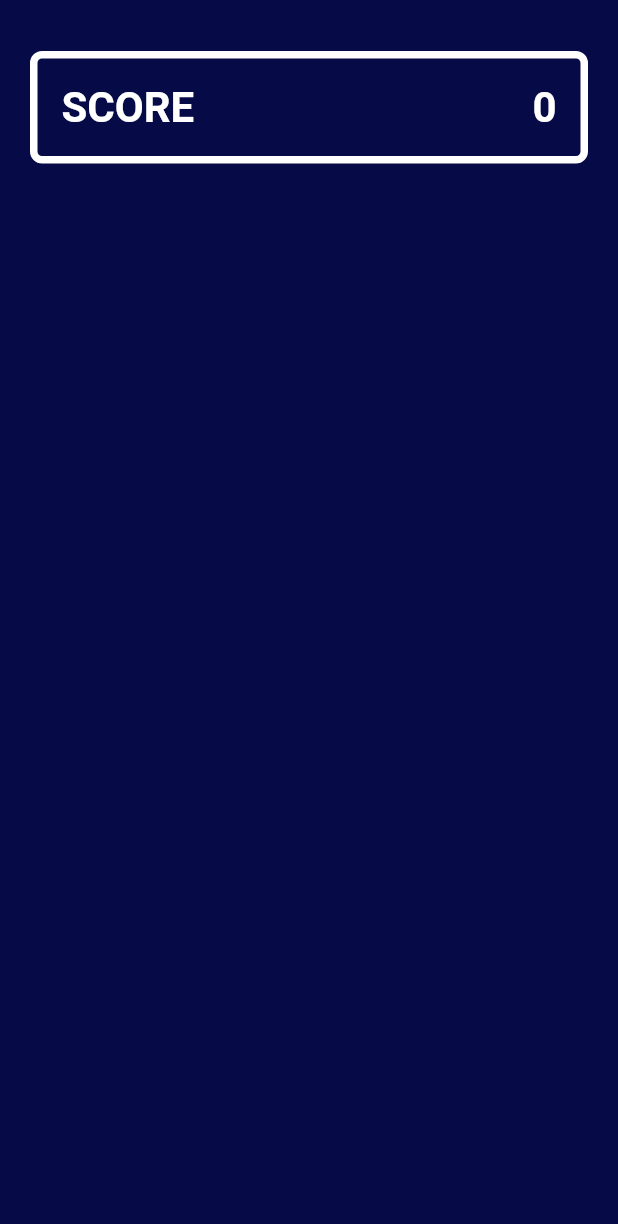
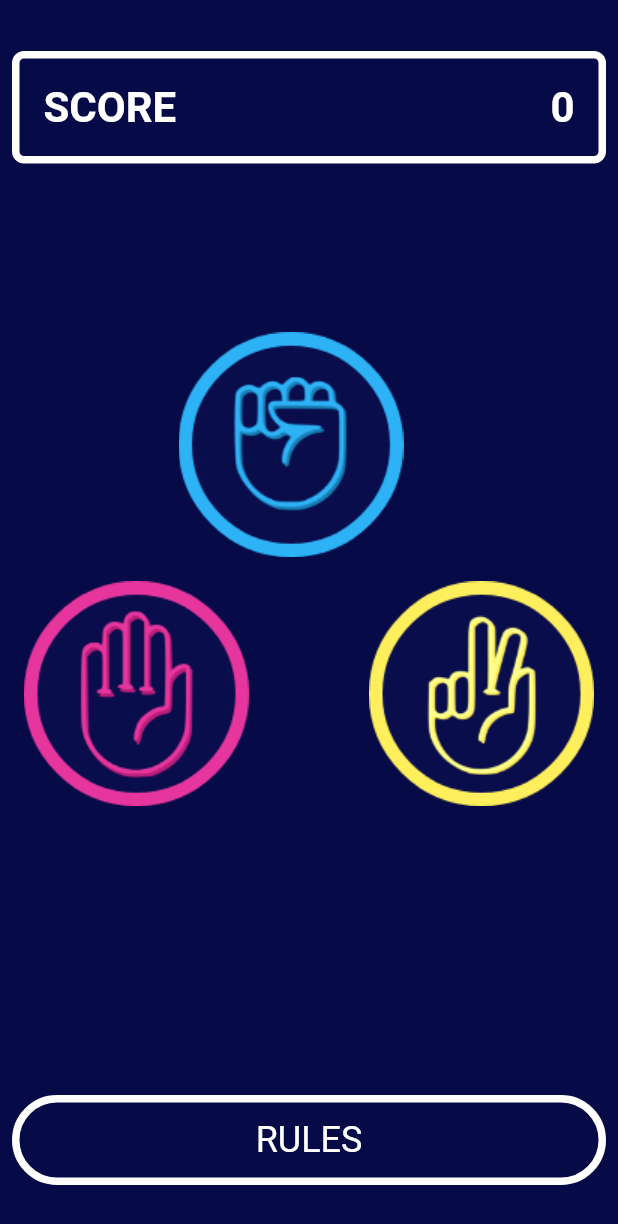
Before and after one commit to myzw1030/rock_paper_scissors, a Flutter app: the screen it shows after launch, on a phone screen of 412 x 824 dp. Shown: the top 1224 px of the screen. Run offline on Flutter 3.47's test engine with Material 2 defaults, Android fonts, the phone set to English and light mode, and no system bars.

Commit message:
じゃんけんロジック

```diff
--- a/lib/screens/main_screen.dart
+++ b/lib/screens/main_screen.dart
@@ -1,5 +1,7 @@
 import 'package:flutter/material.dart';
+import 'package:rock_paper_scissors/screens/game_screen.dart';
 import 'package:rock_paper_scissors/utils/game.dart';
+import 'package:rock_paper_scissors/widgets/game_button.dart';
 
 class MainScreen extends StatefulWidget {
   const MainScreen({Key? key}) : super(key: key);
@@ -11,12 +13,14 @@ class MainScreen extends StatefulWidget {
 class _MainScreenState extends State<MainScreen> {
   @override
   Widget build(BuildContext context) {
+    double btnWidth = MediaQuery.of(context).size.width / 2 - 40;
+
     return Scaffold(
       backgroundColor: const Color(0xff060a47),
       body: Padding(
         padding: const EdgeInsets.symmetric(
           vertical: 34.0,
-          horizontal: 20.0,
+          horizontal: 8.0,
         ),
         child: Column(
           mainAxisAlignment: MainAxisAlignment.spaceBetween,
@@ -53,6 +57,104 @@ class _MainScreenState extends State<MainScreen> {
                 ],
               ),
             ),
+            // ignore: sized_box_for_whitespace
+            Container(
+              width: double.infinity,
+              height: MediaQuery.of(context).size.height / 2,
+              child: Center(
+                child: Stack(
+                  children: [
+                    Positioned(
+                      top: 0,
+                      left: MediaQuery.of(context).size.width / 2 -
+                          btnWidth / 2 -
+                          20,
+                      child: Hero(
+                        tag: 'Rock',
+                        child: gameButton(
+                          () {
+                            Navigator.push(
+                              context,
+                              MaterialPageRoute(
+                                builder: (context) => GameScreen(
+                                  Choice('Rock'),
+                                ),
+                              ),
+                            );
+                          },
+                          'images/rock_btn.png',
+                          btnWidth,
+                        ),
+                      ),
+                    ),
+                    Positioned(
+                      top: btnWidth,
+                      left:
+                          MediaQuery.of(context).size.width / 2 - btnWidth - 40,
+                      child: Hero(
+                        tag: 'Paper',
+                        child: gameButton(
+                          () {
+                            Navigator.push(
+                              context,
+                              MaterialPageRoute(
+                                builder: (context) => GameScreen(
+                                  Choice('Paper'),
+                                ),
+                              ),
+                            );
+                          },
+                          'images/paper_btn.png',
+                          btnWidth,
+                        ),
+                      ),
+                    ),
+                    Positioned(
+                      top: btnWidth,
+                      right:
+                          MediaQuery.of(context).size.width / 2 - btnWidth - 40,
+                      child: Hero(
+                        tag: 'Scissors',
+                        child: gameButton(
+                          () {
+                            Navigator.push(
+                              context,
+                              MaterialPageRoute(
+                                builder: (context) => GameScreen(
+                                  Choice('Scissors'),
+                                ),
+                              ),
+                            );
+                          },
+                          'images/scissor_btn.png',
+                          btnWidth,
+                        ),
+                      ),
+                    ),
+                  ],
+                ),
+              ),
+            ),
+            SizedBox(
+              width: double.infinity,
+              child: RawMaterialButton(
+                onPressed: () {},
+                padding: const EdgeInsets.all(16.0),
+                shape: const StadiumBorder(
+                  side: BorderSide(
+                    color: Colors.white,
+                    width: 5.0,
+                  ),
+                ),
+                child: const Text(
+                  'RULES',
+                  style: TextStyle(
+                    color: Colors.white,
+                    fontSize: 24.0,
+                  ),
+                ),
+              ),
+            ),
           ],
         ),
       ),
--- a/lib/utils/game.dart
+++ b/lib/utils/game.dart
@@ -1,3 +1,39 @@
+import 'dart:math';
+
 class Game {
   static int score = 0;
+
+  static List<String> choices = [
+    'Rock',
+    'Paper',
+    'Scissors',
+  ];
+  static String? randomChoice() {
+    // ignore: unnecessary_new
+    Random random = new Random();
+    int robotChoiceIndex = random.nextInt(3);
+    return choices[robotChoiceIndex];
+  }
 }
+
+class Choice {
+  String? type = '';
+  static var gameRule = {
+    'Rock': {
+      'Rock': 'It\'s a Draw',
+      'Paper': 'You Lose',
+      'Scissors': 'You Win',
+    },
+    'Paper': {
+      'Rock': 'You Win',
+      'Paper': 'It\'s a Draw',
+      'Scissors': 'You Lose',
+    },
+    'Scissors': {
+      'Rock': 'You Lose',
+      'Paper': 'You Win',
+      'Scissors': 'It\'s a Draw',
+    },
+  };
+  Choice(this.type);
+}
--- /dev/null
+++ b/lib/widgets/game_button.dart
@@ -0,0 +1,11 @@
+import 'package:flutter/material.dart';
+
+Widget gameButton(void Function()? onTap, String imagePath, double width) {
+  return GestureDetector(
+    onTap: onTap,
+    child: Image.asset(
+      imagePath,
+      width: width,
+    ),
+  );
+}
--- a/pubspec.yaml
+++ b/pubspec.yaml
@@ -30,8 +30,6 @@ dev_dependencies:
 flutter:
 
   uses-material-design: true
-
-  # To add assets to your application, add an assets section, like this:
   assets:
     - images/
 
```
Also changed, not shown: lib/screens/game_screen.dart (added, +179 -0 lines), images/scissor_btn.png (renamed from images/scisor_btn.png).
